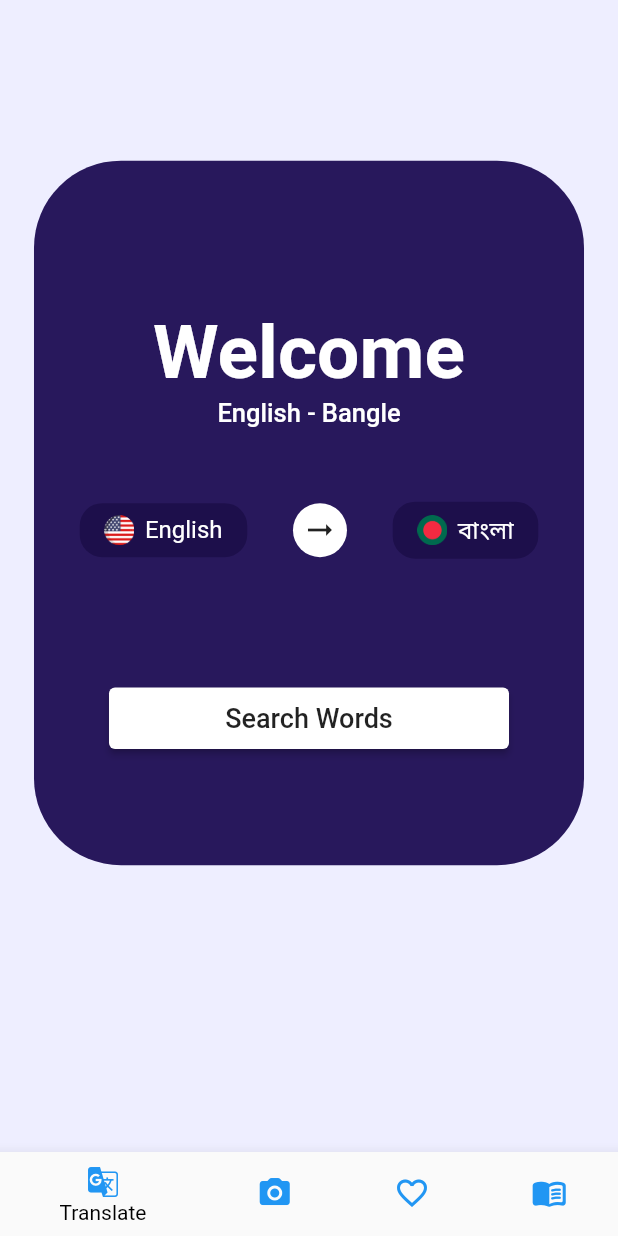
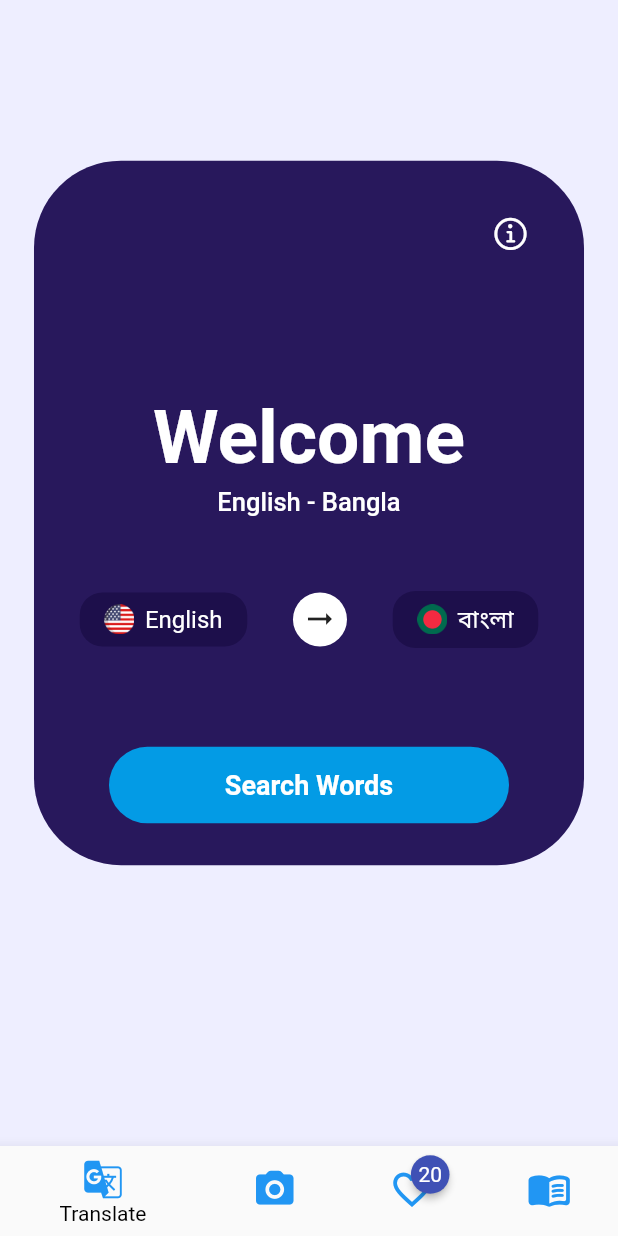
Before and after one commit to SouravBarman001/Easy-Dictionary, a Flutter app: the screen it shows after launch, on a phone screen of 412 x 824 dp. Run offline on Flutter 3.47's test engine with Material 2 defaults, Android fonts, the phone set to English and light mode, and no system bars; drawn by our look-alikes of animated_text_kit, badges; our stand-ins replace firebase_core, flutter_html, get, hive, hive_flutter; missing offline and left inert: translator; accounts and stored records are empty.

Commit message:
animation added and Text button added to the home page

```diff
--- a/lib/main.dart
+++ b/lib/main.dart
@@ -1,4 +1,5 @@
 import 'package:dictionary_app/screens/home_screen.dart';
+import 'package:firebase_core/firebase_core.dart';
 import 'package:flutter/material.dart';
 import 'package:get/get.dart';
 import 'package:hive_flutter/adapters.dart';
@@ -15,11 +16,14 @@ import 'hivedb/word.dart';
 Future<void> main() async {
 
   WidgetsFlutterBinding.ensureInitialized();
+  await Firebase.initializeApp();
   await Hive.initFlutter();
   // Register Hive adapters
   Hive.registerAdapter(WordAdapter());
+  Hive.registerAdapter(FavouriteWordAdapter());
   // Open the box
   await Hive.openBox<Word>('dataBox');
+  await Hive.openBox<Word>('favouriteData');
   DataItemController dataItemController = DataItemController();
   dataItemController.storeData();
 
--- a/lib/screens/home_screen.dart
+++ b/lib/screens/home_screen.dart
@@ -1,5 +1,7 @@
 import 'package:dictionary_app/controller/home_screen_controller.dart';
 import 'package:dictionary_app/controller/word_list_controller.dart';
+import 'package:dictionary_app/widgets/show_alert_dialog.dart';
+import 'package:flutter/cupertino.dart';
 import 'package:flutter/material.dart';
 import 'package:get/get.dart';
 import 'package:provider/provider.dart';
@@ -7,6 +9,7 @@ import '../controller/bottom_nav_controller.dart';
 import '../controller/data_item_controller.dart';
 import '../widgets/bottom_nav_widget.dart';
 import 'common_screens/words_meaning.dart';
+import 'package:animated_text_kit/animated_text_kit.dart';
 
 class HomeScreen extends StatefulWidget {
   const HomeScreen({super.key});
@@ -46,19 +49,38 @@ class _HomeScreenState extends State<HomeScreen> {
                     child: SingleChildScrollView(
                       child: Column(
                         children: [
+                          Container(
+                            margin: const EdgeInsets.only(top: 25,right: 25),
+                            child: Row(
+                              mainAxisAlignment: MainAxisAlignment.end,
+                              children: [
+                                 IconButton(onPressed: () {
+                                   ShowAlertDialog.showDevInfo(context);
+                                 }, icon: const Icon(CupertinoIcons.info,color: Colors.white,size: 25, ),),
+                              ],
+                            ),
+                          ),
                           SizedBox(
-                            height: Get.height * .12,
+                            height: Get.height * .10,
                           ),
-                          const Text(
-                            'Welcome',
-                            style: TextStyle(
+                          DefaultTextStyle(
+                            style: const TextStyle(
                               color: Colors.white,
                               fontSize: 50,
                               fontWeight: FontWeight.w600,
                             ),
+                            child: AnimatedTextKit(
+                              animatedTexts: [
+                                TypewriterAnimatedText('Welcome',speed: const Duration(milliseconds: 500)),
+                              ],
+                              pause: const Duration(seconds: 2),
+                              repeatForever: true,
+                            ),
                           ),
+
+                          const SizedBox(height: 3,),
                           const Text(
-                            'English - Bangle',
+                            'English - Bangla',
                             style: TextStyle(
                               color: Colors.white,
                               fontSize: 17,
@@ -137,23 +159,27 @@ class _HomeScreenState extends State<HomeScreen> {
                             ],
                           ),
                           SizedBox(
-                            height: Get.height * .1,
+                            height: Get.height * .08,
                           ),
-                          Container(
-                            margin: const EdgeInsets.symmetric(horizontal: 50),
-                            width: Get.width * .8,
-                            child: ElevatedButton(
-                              style: ElevatedButton.styleFrom(
-                                  backgroundColor : const Color(0xffffffff),
-                                padding: const EdgeInsets.symmetric(vertical: 10),
+                          InkWell(
+                            onTap: (){
+                              Get.to(()=> const WordMeaning(),transition: Transition.downToUp,duration: const Duration(milliseconds: 500));
+                            },
+                            child: Container(
+                              padding: const EdgeInsets.symmetric(vertical: 15),
+                              alignment: Alignment.center,
+                              margin: const EdgeInsets.symmetric(horizontal: 50),
+                              width: Get.width * .8,
+                              decoration: BoxDecoration(
+                                color: Colors.lightBlue.shade600,
+                                borderRadius: BorderRadius.circular(50),
                               ),
-                              onPressed: () {
-                                Get.to(()=> const WordMeaning(),transition: Transition.downToUp,duration: const Duration(milliseconds: 500));
-                              },
-                              child: const Text('Search Words',style: TextStyle(
-                                color: Colors.black87,
-                                fontSize: 18,
-                              ),),
+                                child: const Text('Search Words',style: TextStyle(
+                                  color: Colors.white,
+                                  fontSize: 18,
+                                  fontWeight: FontWeight.w600
+                                ),),
+
                             ),
                           ),
                         ],
--- a/lib/screens/translation_screen.dart
+++ b/lib/screens/translation_screen.dart
@@ -88,7 +88,9 @@ class _TranslationScreenState extends State<TranslationScreen> {
 
   @override
   Widget build(BuildContext context) {
-    return Scaffold(
+    return GestureDetector(
+      onTap: ()=>FocusScope.of(context).unfocus(),
+      child: Scaffold(
         //bottomNavigationBar: const BottomNavBarCommon(),
         appBar: AppBar(
           centerTitle: true,
@@ -288,6 +290,7 @@ class _TranslationScreenState extends State<TranslationScreen> {
                 )
               ],
             )),
+      ),
     );
   }
 }
--- a/lib/widgets/bottom_nav_widget.dart
+++ b/lib/widgets/bottom_nav_widget.dart
@@ -1,6 +1,7 @@
+import 'package:badges/badges.dart';
 import 'package:flutter/material.dart';
 import 'package:provider/provider.dart';
-
+import 'package:badges/badges.dart' as badges;
 import '../controller/bottom_nav_controller.dart';
 class BottomNavBarCommon extends StatelessWidget {
   const BottomNavBarCommon({super.key});
@@ -20,7 +21,15 @@ class BottomNavBarCommon extends StatelessWidget {
           label: 'Image To Text',
         ),
         BottomNavigationBarItem(
-          icon: Icon(Icons.favorite_border_outlined,color: Colors.blue,),
+          icon: badges.Badge(
+            badgeStyle: BadgeStyle(
+              badgeColor: Colors.indigo,
+            ),
+            badgeAnimation: BadgeAnimation.slide(),
+            badgeContent: Text('20',style: TextStyle(color: Colors.white)),
+            child:Icon(Icons.favorite_border_outlined,color: Colors.blue,),
+
+          ),
           label: 'Favorite',
         ),
         BottomNavigationBarItem(
@@ -30,7 +39,7 @@ class BottomNavBarCommon extends StatelessWidget {
       ],
       currentIndex: bottomNavController.selectedIndex,
       selectedItemColor: Colors.black,
-
+      iconSize:30,
       onTap: bottomNavController.onItemTapped,
     );
   }
--- a/pubspec.yaml
+++ b/pubspec.yaml
@@ -55,6 +55,12 @@ dependencies:
   flutter_launcher_icons: ^0.13.1
   flutter_html:
   translator:
+  firebase_core:
+  firebase_ml_vision:
+  animated_text_kit: ^4.2.2
+#  firebase_messaging:
+#  firebase_auth: ^4.6.3
+
 
 dev_dependencies:
   flutter_test:
```
Also changed, not shown: lib/controller/word_meaning_controller.dart (+24 -1 lines), lib/hivedb/word.dart (+30 -0 lines), lib/screens/common_screens/words_meaning.dart (+10 -2 lines), lib/screens/image_extractor.dart (added, +15 -0 lines), lib/screens/word_list.dart (+3 -32 lines), lib/widgets/show_alert_dialog.dart (added, +76 -0 lines), lib/hivedb/word.g.dart, pubspec.lock, 6 other files. Lines whose indentation alone changed are shown as unchanged.
